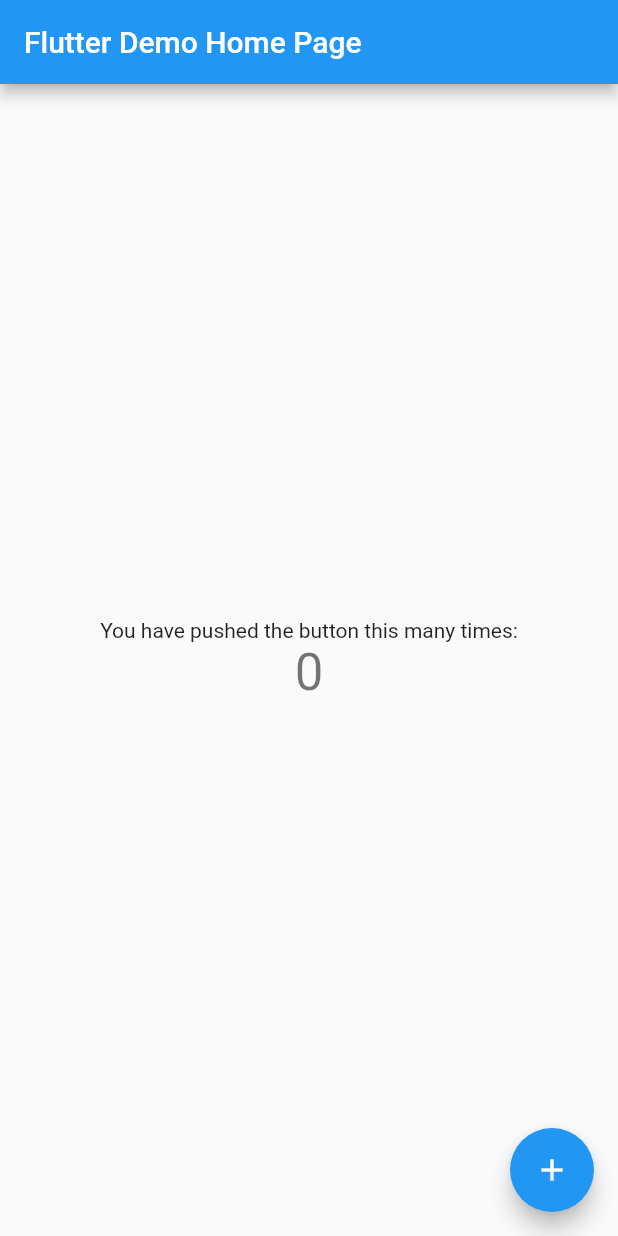
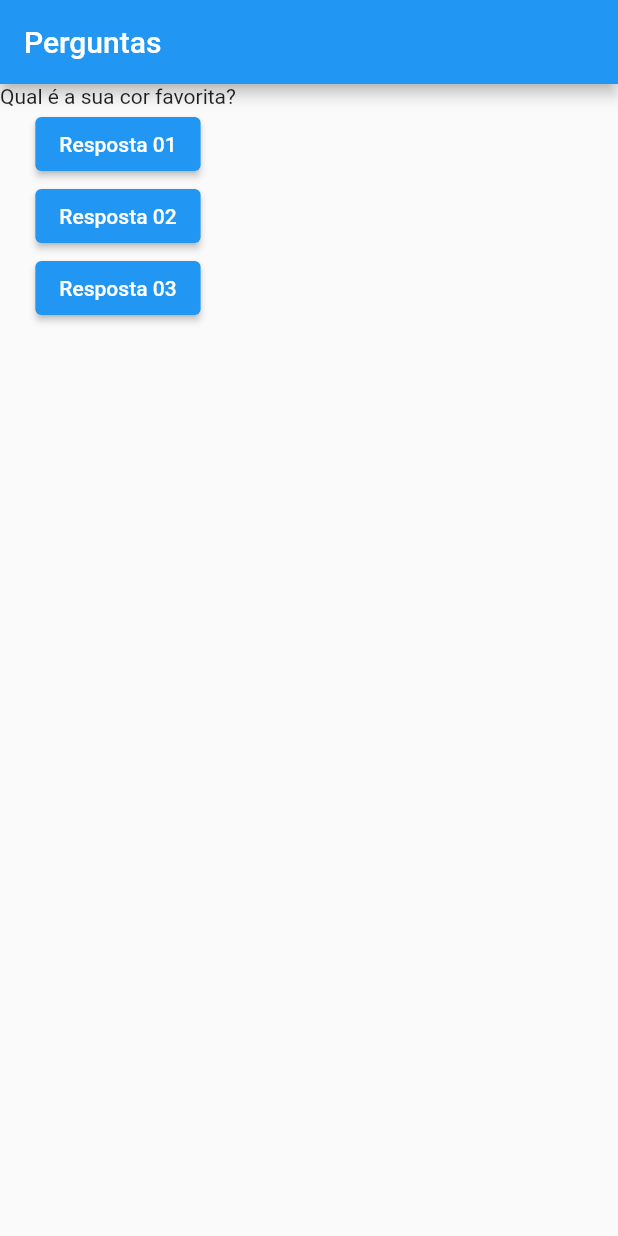
Before and after one commit to BrunoHBastiani/projeto_perguntas, a Flutter app: the screen it shows after launch, on a phone screen of 412 x 824 dp. Run offline on Flutter 3.47's test engine with Material 2 defaults, Android fonts, the phone set to English and light mode, and no system bars.

Commit message:
progressao do curso

```diff
--- a/projeto_perguntas/lib/main.dart
+++ b/projeto_perguntas/lib/main.dart
@@ -1,115 +1,45 @@
 import 'package:flutter/material.dart';
 
-void main() {
-  runApp(const MyApp());
-}
+main() => runApp(new PerguntaApp());
 
-class MyApp extends StatelessWidget {
-  const MyApp({super.key});
+class PerguntaApp extends StatelessWidget {
+  final perguntaSelecionada = 0;
 
-  // This widget is the root of your application.
-  @override
-  Widget build(BuildContext context) {
-    return MaterialApp(
-      title: 'Flutter Demo',
-      theme: ThemeData(
-        // This is the theme of your application.
-        //
-        // Try running your application with "flutter run". You'll see the
-        // application has a blue toolbar. Then, without quitting the app, try
-        // changing the primarySwatch below to Colors.green and then invoke
-        // "hot reload" (press "r" in the console where you ran "flutter run",
-        // or simply save your changes to "hot reload" in a Flutter IDE).
-        // Notice that the counter didn't reset back to zero; the application
-        // is not restarted.
-        primarySwatch: Colors.blue,
-      ),
-      home: const MyHomePage(title: 'Flutter Demo Home Page'),
-    );
-  }
-}
-
-class MyHomePage extends StatefulWidget {
-  const MyHomePage({super.key, required this.title});
-
-  // This widget is the home page of your application. It is stateful, meaning
-  // that it has a State object (defined below) that contains fields that affect
-  // how it looks.
-
-  // This class is the configuration for the state. It holds the values (in this
-  // case the title) provided by the parent (in this case the App widget) and
-  // used by the build method of the State. Fields in a Widget subclass are
-  // always marked "final".
-
-  final String title;
-
-  @override
-  State<MyHomePage> createState() => _MyHomePageState();
-}
-
-class _MyHomePageState extends State<MyHomePage> {
-  int _counter = 0;
-
-  void _incrementCounter() {
-    setState(() {
-      // This call to setState tells the Flutter framework that something has
-      // changed in this State, which causes it to rerun the build method below
-      // so that the display can reflect the updated values. If we changed
-      // _counter without calling setState(), then the build method would not be
-      // called again, and so nothing would appear to happen.
-      _counter++;
-    });
+  void responder() {
+    // perguntaSelecionada++;
+    print('Pergunta respondida!');
   }
 
   @override
   Widget build(BuildContext context) {
-    // This method is rerun every time setState is called, for instance as done
-    // by the _incrementCounter method above.
-    //
-    // The Flutter framework has been optimized to make rerunning build methods
-    // fast, so that you can just rebuild anything that needs updating rather
-    // than having to individually change instances of widgets.
-    return Scaffold(
-      appBar: AppBar(
-        // Here we take the value from the MyHomePage object that was created by
-        // the App.build method, and use it to set our appbar title.
-        title: Text(widget.title),
-      ),
-      body: Center(
-        // Center is a layout widget. It takes a single child and positions it
-        // in the middle of the parent.
-        child: Column(
-          // Column is also a layout widget. It takes a list of children and
-          // arranges them vertically. By default, it sizes itself to fit its
-          // children horizontally, and tries to be as tall as its parent.
-          //
-          // Invoke "debug painting" (press "p" in the console, choose the
-          // "Toggle Debug Paint" action from the Flutter Inspector in Android
-          // Studio, or the "Toggle Debug Paint" command in Visual Studio Code)
-          // to see the wireframe for each widget.
-          //
-          // Column has various properties to control how it sizes itself and
-          // how it positions its children. Here we use mainAxisAlignment to
-          // center the children vertically; the main axis here is the vertical
-          // axis because Columns are vertical (the cross axis would be
-          // horizontal).
-          mainAxisAlignment: MainAxisAlignment.center,
+    final perguntas = [
+      'Qual é a sua cor favorita?',
+      'Qual é o seu animal favorito?'
+    ];
+
+    return MaterialApp(
+      home: Scaffold(
+        appBar: AppBar(
+          title: Text('Perguntas'),
+        ),
+        body: Column(
           children: <Widget>[
-            const Text(
-              'You have pushed the button this many times:',
+            Text(perguntas[perguntaSelecionada]),
+            ElevatedButton(
+              child: Text('Resposta 01'),
+              onPressed: responder,
             ),
-            Text(
-              '$_counter',
-              style: Theme.of(context).textTheme.headlineMedium,
+            ElevatedButton(
+              child: Text('Resposta 02'),
+              onPressed: responder,
             ),
+            ElevatedButton(
+              child: Text('Resposta 03'),
+              onPressed: responder,
+            )
           ],
         ),
       ),
-      floatingActionButton: FloatingActionButton(
-        onPressed: _incrementCounter,
-        tooltip: 'Increment',
-        child: const Icon(Icons.add),
-      ), // This trailing comma makes auto-formatting nicer for build methods.
     );
   }
 }
```
Also changed, not shown: projeto_perguntas/analysis_options.yaml (+7 -0 lines), 1 other file.
